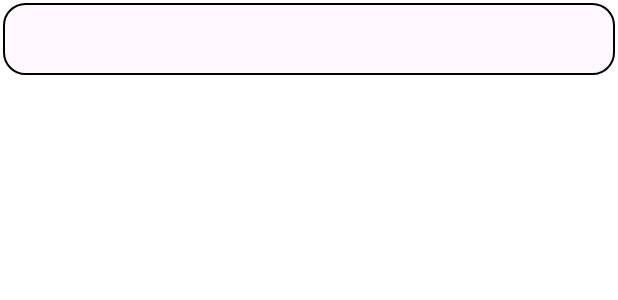
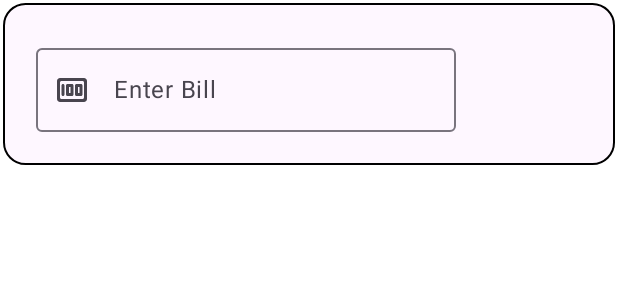
Before and after one commit to RanaHisham18/JetTipApp, an Android app built with Jetpack Compose: the @Preview function MainContent, on a phone screen of 412 x 824 dp. Shown: the top 300 px of the screen. Run offline under Robolectric (Android 15) with nearby library versions, the phone set to English and light mode, and no system bars.

Commit message:
Rounded btn are made

```diff
--- a/app/src/main/java/com/example/jettipapp/MainActivity.kt
+++ b/app/src/main/java/com/example/jettipapp/MainActivity.kt
@@ -1,3 +1,8 @@
+@file:OptIn(
+    ExperimentalComposeUiApi::class, ExperimentalComposeUiApi::class,
+    ExperimentalComposeUiApi::class
+)
+
 package com.example.jettipapp
 
 import android.os.Bundle
@@ -5,24 +10,36 @@ import androidx.activity.ComponentActivity
 import androidx.activity.compose.setContent
 import androidx.compose.foundation.BorderStroke
 import androidx.compose.foundation.layout.Arrangement
+import androidx.compose.foundation.layout.Box
 import androidx.compose.foundation.layout.Column
+import androidx.compose.foundation.layout.Row
+import androidx.compose.foundation.layout.Spacer
 import androidx.compose.foundation.layout.fillMaxWidth
 import androidx.compose.foundation.layout.height
 import androidx.compose.foundation.layout.padding
+import androidx.compose.foundation.layout.width
 import androidx.compose.foundation.shape.RoundedCornerShape
+import androidx.compose.foundation.text.KeyboardActions
+import androidx.compose.material.icons.Icons
+import androidx.compose.material.icons.filled.Add
+import androidx.compose.material.icons.filled.Remove
 import androidx.compose.material3.MaterialTheme
 import androidx.compose.material3.Surface
 import androidx.compose.material3.Text
 import androidx.compose.runtime.Composable
+import androidx.compose.runtime.mutableStateOf
+import androidx.compose.runtime.remember
 import androidx.compose.ui.Alignment
+import androidx.compose.ui.ExperimentalComposeUiApi
 import androidx.compose.ui.Modifier
 import androidx.compose.ui.draw.clip
 import androidx.compose.ui.graphics.Color
+import androidx.compose.ui.platform.LocalSoftwareKeyboardController
 import androidx.compose.ui.text.font.FontWeight
 import androidx.compose.ui.tooling.preview.Preview
 import androidx.compose.ui.unit.dp
-import com.example.jettipapp.ui.theme.JetTipAppTheme
-import org.intellij.lang.annotations.JdkConstants.HorizontalAlignment
+import  com.example.jettipapp.components.InputField
+import com.example.jettipapp.widgets.RoundedIconButton
 
 class MainActivity : ComponentActivity() {
 
@@ -30,7 +47,7 @@ class MainActivity : ComponentActivity() {
         super.onCreate(savedInstanceState)
         setContent {
             MyApplication {
-
+                MainContent()
             }
         }
     }
@@ -38,7 +55,7 @@ class MainActivity : ComponentActivity() {
 
 @Preview
 @Composable
-fun TopHeaderCard(totalPerPerson : Double = 0.0) {
+fun TopHeaderCard(totalPerPerson: Double = 0.0) {
     Surface(
         modifier = Modifier
             .fillMaxWidth()
@@ -47,11 +64,14 @@ fun TopHeaderCard(totalPerPerson : Double = 0.0) {
         color = Color(0xFFb392de)
     ) {
         val value = "%.2f".format(totalPerPerson)
-        Column (modifier = Modifier.padding(35.dp),
-        horizontalAlignment = Alignment.CenterHorizontally,
-            verticalArrangement = Arrangement.Center) {
+        Column(
+            modifier = Modifier.padding(35.dp),
+            horizontalAlignment = Alignment.CenterHorizontally,
+            verticalArrangement = Arrangement.Center
+        ) {
             Text(text = "Total Per Person", style = MaterialTheme.typography.titleMedium)
-            Text(text = "$$totalPerPerson", style = MaterialTheme.typography.titleSmall,
+            Text(
+                text = "$$totalPerPerson", style = MaterialTheme.typography.titleSmall,
                 fontWeight = FontWeight.ExtraBold
             )
         }
@@ -65,31 +85,88 @@ fun MyApplication(content: @Composable () -> Unit) {
 
     }
 }
+
+@OptIn(ExperimentalComposeUiApi::class)
 @Preview
 @Composable
-fun MainContent(){
-    Surface(modifier = Modifier
-        .fillMaxWidth()
-        .padding(2.dp),
-    shape = RoundedCornerShape(15.dp),
-        border = BorderStroke(width = 1.dp, color = Color.Black)){
-         Column {
-             Text(text = "")
-             Text(text = "")
-             Text(text = "")
-         }
+fun MainContent() {
+
+    BillState()
+
+
+}
+
+@Composable
+fun BillState(
+    modifier: Modifier = Modifier,
+    onValChange: (String) -> Unit = {}
+) {
+    val totalBillState = remember {
+        mutableStateOf("")
     }
 
+    val validState = remember(totalBillState.value) {
+        totalBillState.value.trim().isNotEmpty()
     }
 
+    val keyboardController = LocalSoftwareKeyboardController.current
+    Surface(
+        modifier = Modifier
+            .fillMaxWidth()
+            .padding(2.dp),
+        shape = RoundedCornerShape(15.dp),
+        border = BorderStroke(width = 1.dp, color = Color.Black)
+    ) {
+        Column(
+            modifier = Modifier.padding(12.dp),
+            verticalArrangement = Arrangement.Top,
+            horizontalAlignment = Alignment.Start
+        ) {
+
+            InputField(
+                valueState = totalBillState,
+                labelId = "Enter Bill",
+                enabled = true,
+                isSingleLine = true,
+                onAction = KeyboardActions {
+                    if (!validState) return@KeyboardActions
+                    onValChange(totalBillState.value.trim())
+                    keyboardController?.hide()
+                }
+            )
+
+            if (validState) {
+                Row(
+                    modifier = Modifier.padding(4.dp),
+                    horizontalArrangement = Arrangement.Start
+                ) {
+                    Text(
+                        text = "Split",
+                        modifier = Modifier.align(alignment = Alignment.CenterVertically)
+                    )
+                    Spacer(modifier = Modifier.width(120.dp))
+
+                    Row(
+                        modifier = Modifier.padding(horizontal = 3.dp),
+                        horizontalArrangement = Arrangement.End
+                    ) {
+                        RoundedIconButton(
+
+                            imageVector = Icons.Default.Remove,
+                            onClick = { /*TODO*/ })
 
 
-//@Preview(showBackground = true)
-//@Composable
-//fun GreetingPreview() {
-//    JetTipAppTheme {
-//        MyApplication {
-//            Text(text = "Hello")
-//        }
-//    }
-//}
+                        RoundedIconButton(
+
+                            imageVector = Icons.Default.Add,
+                            onClick = { /*TODO*/ })
+                    }
+                }
+            } else {
+                Box {
+
+                }
+            }
+        }
+    }
+}
--- a/app/src/main/java/com/example/jettipapp/components/components.kt
+++ b/app/src/main/java/com/example/jettipapp/components/components.kt
@@ -1,5 +1,6 @@
 package com.example.jettipapp.components
 
+import androidx.compose.foundation.layout.padding
 import androidx.compose.foundation.text.KeyboardActions
 import androidx.compose.material.icons.Icons
 import androidx.compose.material.icons.rounded.Add
@@ -13,6 +14,7 @@ import androidx.compose.runtime.MutableState
 import androidx.compose.ui.Modifier
 import androidx.compose.ui.text.input.ImeAction
 import androidx.compose.ui.text.input.KeyboardType
+import androidx.compose.ui.unit.dp
 
 @OptIn(ExperimentalMaterial3Api::class)
 @Composable
@@ -30,6 +32,7 @@ fun InputField(
 ) {
 OutlinedTextField(value = valueState.value, onValueChange = {valueState.value = it},
     label = {Text (text = labelId)},
+    modifier = Modifier.padding(10.dp),
     leadingIcon = { Icon(imageVector = Icons.Rounded.Money , contentDescription ="Money Icon" )}
   )
 }
```
Also changed, not shown: app/src/main/java/com/example/jettipapp/widgets/RoundedIconButton.kt (added, +43 -0 lines).
